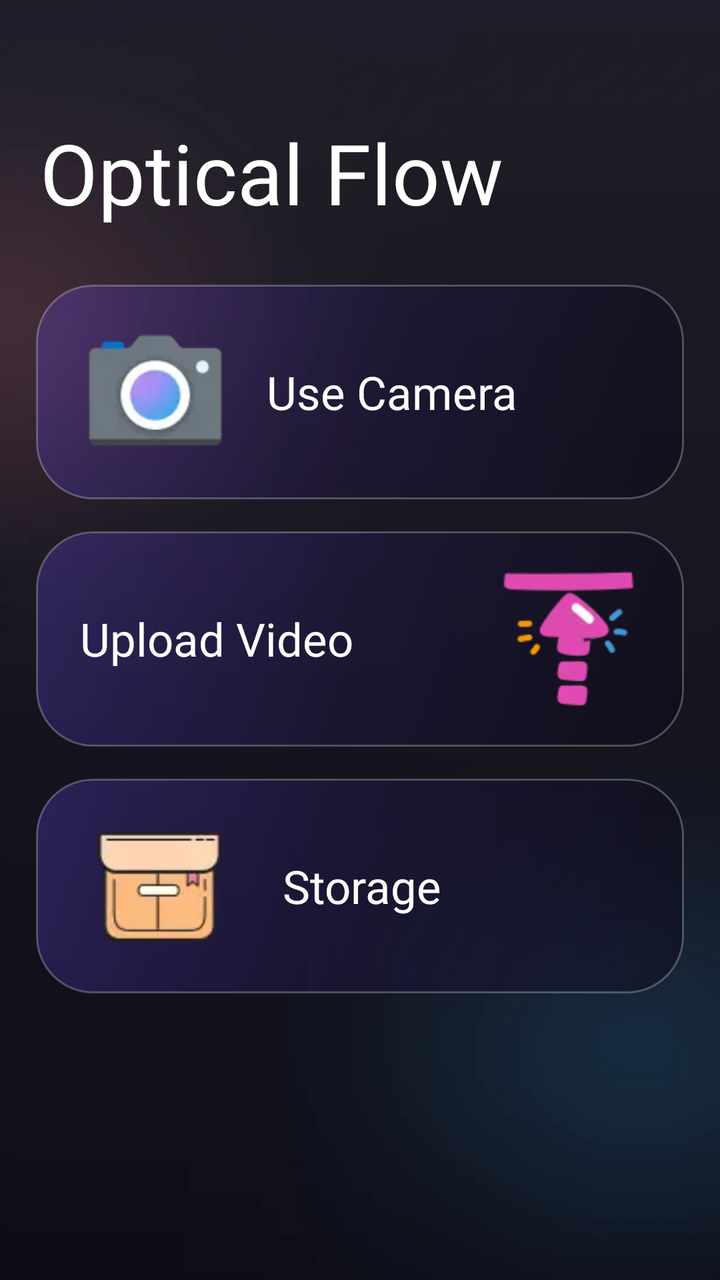
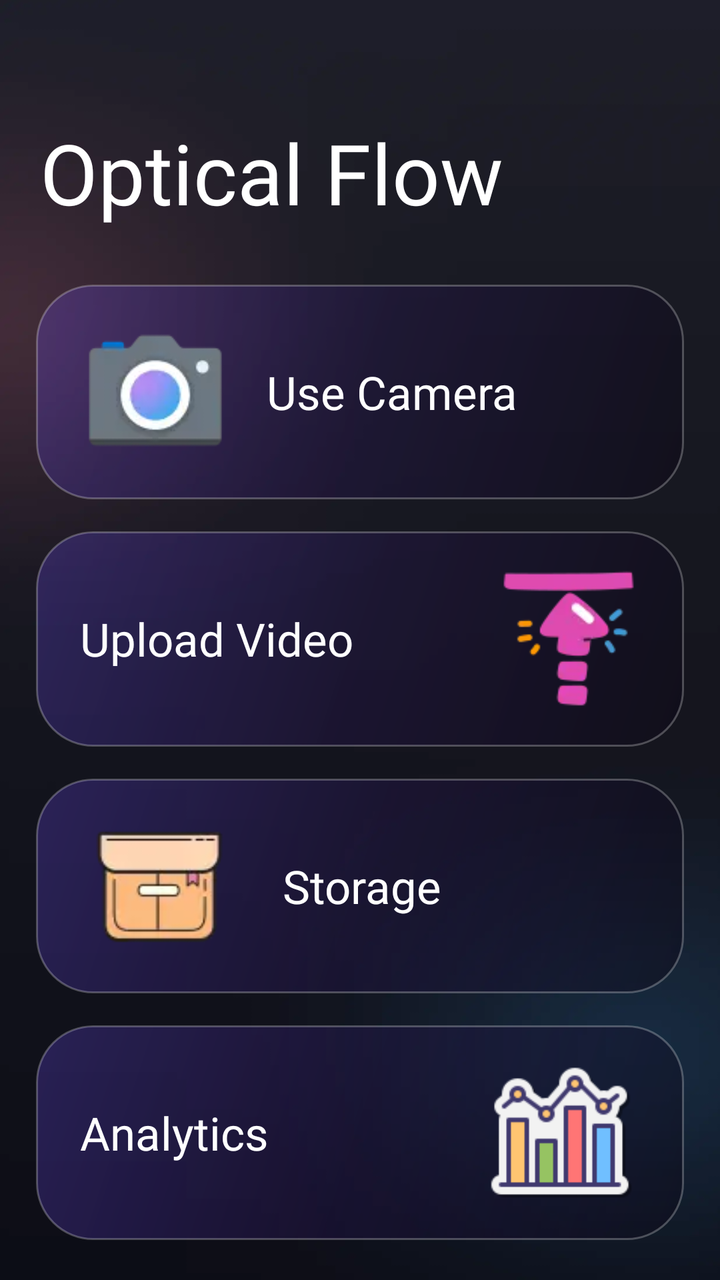

Screens rendered from an Android XML layout before and after an edit, with the pre-edit source and the edit as a unified diff.
<!-- AndroidManifest.xml: application theme Theme.BaseProject -->
<!-- res/layout/fragment_home_optical_flow.xml -->
<?xml version="1.0" encoding="utf-8"?>
<androidx.constraintlayout.widget.ConstraintLayout xmlns:android="http://schemas.android.com/apk/res/android"
    xmlns:app="http://schemas.android.com/apk/res-auto"
    android:layout_width="match_parent"
    android:layout_height="match_parent"
    android:background="@drawable/bg_main">

    <TextView
        android:id="@+id/imgTitle"
        android:layout_width="0dp"
        android:layout_height="wrap_content"
        android:layout_marginHorizontal="20dp"
        android:layout_marginTop="58dp"
        android:fontFamily="@font/inter_black"
        android:gravity="start"
        android:text="Optical Flow"
        android:textColor="@color/white"
        android:textSize="42sp"
        app:layout_constraintEnd_toEndOf="parent"
        app:layout_constraintHorizontal_bias="0"
        app:layout_constraintStart_toStartOf="parent"
        app:layout_constraintTop_toTopOf="parent" />

    <ImageView
        android:id="@+id/btnFunc1"
        android:layout_width="0dp"
        android:layout_height="0dp"
        android:layout_marginHorizontal="18dp"
        android:layout_marginTop="28dp"
        android:background="@drawable/bg_home_action_card"
        android:clickable="true"
        android:contentDescription="@null"
        android:focusable="true"
        android:scaleType="fitCenter"
        app:layout_constraintDimensionRatio="760:252"
        app:layout_constraintEnd_toEndOf="parent"
        app:layout_constraintStart_toStartOf="parent"
        app:layout_constraintTop_toBottomOf="@id/imgTitle" />

    <ImageView
        android:id="@+id/ivCamera"
        android:layout_width="0dp"
        android:layout_height="0dp"
        android:layout_marginStart="22dp"
        android:layout_marginVertical="16dp"
        android:contentDescription="@null"
        android:scaleType="fitCenter"
        android:src="@drawable/ic_camera"
        app:layout_constraintBottom_toBottomOf="@id/btnFunc1"
        app:layout_constraintDimensionRatio="1"
        app:layout_constraintStart_toStartOf="@id/btnFunc1"
        app:layout_constraintTop_toTopOf="@id/btnFunc1" />

    <TextView
        android:id="@+id/tvUseCamera"
        android:layout_width="0dp"
        android:layout_height="wrap_content"
        android:layout_marginStart="18dp"
        android:layout_marginEnd="20dp"
        android:ellipsize="end"
        android:fontFamily="@font/inter_black"
        android:maxLines="1"
        android:text="Use Camera"
        android:textColor="@color/white"
        android:textSize="23sp"
        app:layout_constraintBottom_toBottomOf="@id/btnFunc1"
        app:layout_constraintEnd_toEndOf="@id/btnFunc1"
        app:layout_constraintStart_toEndOf="@id/ivCamera"
        app:layout_constraintTop_toTopOf="@id/btnFunc1" />

    <ImageView
        android:id="@+id/btnFunc2"
        android:layout_width="0dp"
        android:layout_height="0dp"
        android:layout_marginHorizontal="18dp"
        android:layout_marginTop="16dp"
        android:background="@drawable/bg_home_action_card"
        android:clickable="true"
        android:contentDescription="@null"
        android:focusable="true"
        android:scaleType="fitCenter"
        app:layout_constraintDimensionRatio="760:252"
        app:layout_constraintEnd_toEndOf="parent"
        app:layout_constraintStart_toStartOf="parent"
        app:layout_constraintTop_toBottomOf="@id/btnFunc1" />

    <ImageView
        android:id="@+id/ivUpload"
        android:layout_width="0dp"
        android:layout_height="0dp"
        android:layout_marginEnd="20dp"
        android:layout_marginVertical="16dp"
        android:contentDescription="@null"
        android:scaleType="fitCenter"
        android:src="@drawable/ic_upload"
        app:layout_constraintBottom_toBottomOf="@id/btnFunc2"
        app:layout_constraintDimensionRatio="1"
        app:layout_constraintEnd_toEndOf="@id/btnFunc2"
        app:layout_constraintTop_toTopOf="@id/btnFunc2" />

    <TextView
        android:id="@+id/tvUpload"
        android:layout_width="0dp"
        android:layout_height="wrap_content"
        android:layout_marginStart="22dp"
        android:layout_marginEnd="18dp"
        android:ellipsize="end"
        android:fontFamily="@font/inter_black"
        android:maxLines="1"
        android:text="Upload Video"
        android:textColor="@color/white"
        android:textSize="23sp"
        app:layout_constraintBottom_toBottomOf="@id/btnFunc2"
        app:layout_constraintEnd_toStartOf="@id/ivUpload"
        app:layout_constraintStart_toStartOf="@id/btnFunc2"
        app:layout_constraintTop_toTopOf="@id/btnFunc2" />

    <ImageView
        android:id="@+id/btnFunc3"
        android:layout_width="0dp"
        android:layout_height="0dp"
        android:layout_marginHorizontal="18dp"
        android:layout_marginTop="16dp"
        android:background="@drawable/bg_home_action_card"
        android:clickable="true"
        android:contentDescription="@null"
        android:focusable="true"
        android:scaleType="fitCenter"
        app:layout_constraintDimensionRatio="760:252"
        app:layout_constraintEnd_toEndOf="parent"
        app:layout_constraintStart_toStartOf="parent"
        app:layout_constraintTop_toBottomOf="@id/btnFunc2" />

    <ImageView
        android:id="@+id/ivStorage"
        android:layout_width="0dp"
        android:layout_height="0dp"
        android:layout_marginStart="18dp"
        android:layout_marginVertical="10dp"
        android:contentDescription="@null"
        android:scaleType="centerCrop"
        android:src="@drawable/ic_storage"
        app:layout_constraintBottom_toBottomOf="@id/btnFunc3"
        app:layout_constraintDimensionRatio="1"
        app:layout_constraintStart_toStartOf="@id/btnFunc3"
        app:layout_constraintTop_toTopOf="@id/btnFunc3" />

    <TextView
        android:id="@+id/tvStorage"
        android:layout_width="0dp"
        android:layout_height="wrap_content"
        android:layout_marginStart="18dp"
        android:layout_marginEnd="20dp"
        android:ellipsize="end"
        android:fontFamily="@font/inter_black"
        android:maxLines="1"
        android:text="Storage"
        android:textColor="@color/white"
        android:textSize="23sp"
        app:layout_constraintBottom_toBottomOf="@id/btnFunc3"
        app:layout_constraintEnd_toEndOf="@id/btnFunc3"
        app:layout_constraintStart_toEndOf="@id/ivStorage"
        app:layout_constraintTop_toTopOf="@id/btnFunc3" />

</androidx.constraintlayout.widget.ConstraintLayout>
<!-- resources referenced by this layout -->
<resources>
  <color name="white">#FFFFFFFF</color>
  <!-- drawable bg_home_action_card (drawable) -->
  <?xml version="1.0" encoding="utf-8"?>
  <ripple xmlns:android="http://schemas.android.com/apk/res/android"
      android:color="#38FFFFFF">
      <item>
          <shape android:shape="rectangle">
              <gradient
                  android:angle="315"
                  android:centerColor="#55261354"
                  android:endColor="#6E090513"
                  android:startColor="#426F4DFF" />
              <corners android:radius="28dp" />
              <stroke
                  android:width="1dp"
                  android:color="#40FFFFFF" />
          </shape>
      </item>
  </ripple>
  <!-- drawable bg_main: webp bitmap (drawable, 88712 bytes) -->
  <!-- drawable ic_camera: webp bitmap (drawable, 988 bytes) -->
  <!-- drawable ic_storage: webp bitmap (drawable, 1032 bytes) -->
  <!-- drawable ic_upload: webp bitmap (drawable, 1786 bytes) -->
  <style name="Theme.BaseProject" parent="Base.Theme.BaseProject" />
  <style name="Base.Theme.BaseProject" parent="Theme.MaterialComponents.Light.NoActionBar">
          
          <item name="colorPrimary">@color/purple_500</item>
          <item name="colorPrimaryVariant">@color/purple_700</item>
          <item name="colorOnPrimary">@color/white</item>
          
          <item name="colorSecondary">@color/teal_200</item>
          <item name="colorSecondaryVariant">@color/teal_700</item>
          <item name="colorOnSecondary">@color/black</item>
          
          <item name="android:statusBarColor">?attr/colorPrimaryVariant</item>
          
          
          <item name="android:colorControlHighlight">@color/ripple_color_main</item>
      </style>
  <color name="purple_500">#FF6200EE</color>
  <color name="purple_700">#FF3700B3</color>
  <color name="teal_200">#FF03DAC5</color>
  <color name="teal_700">#FF018786</color>
  <color name="black">#FF000000</color>
  <color name="ripple_color_main">#2DE14EFE</color>
</resources>

<!-- the commit's change to res/layout/fragment_home_optical_flow.xml (unified diff, before → after) -->
@@ -162,4 +162,52 @@
         app:layout_constraintStart_toEndOf="@id/ivStorage"
         app:layout_constraintTop_toTopOf="@id/btnFunc3" />
 
+    <ImageView
+        android:id="@+id/btnFunc4"
+        android:layout_width="0dp"
+        android:layout_height="0dp"
+        android:layout_marginHorizontal="18dp"
+        android:layout_marginTop="16dp"
+        android:background="@drawable/bg_home_action_card"
+        android:clickable="true"
+        android:contentDescription="@null"
+        android:focusable="true"
+        android:scaleType="fitCenter"
+        app:layout_constraintDimensionRatio="760:252"
+        app:layout_constraintEnd_toEndOf="parent"
+        app:layout_constraintStart_toStartOf="parent"
+        app:layout_constraintTop_toBottomOf="@id/btnFunc3" />
+
+    <ImageView
+        android:id="@+id/ivAnalytics"
+        android:layout_width="0dp"
+        android:layout_height="0dp"
+        android:layout_marginEnd="18dp"
+        android:padding="6dp"
+        android:layout_marginVertical="10dp"
+        android:contentDescription="@null"
+        android:scaleType="centerCrop"
+        android:src="@drawable/ic_analytics"
+        app:layout_constraintBottom_toBottomOf="@id/btnFunc4"
+        app:layout_constraintDimensionRatio="1"
+        app:layout_constraintEnd_toEndOf="@id/btnFunc4"
+        app:layout_constraintTop_toTopOf="@id/btnFunc4" />
+
+    <TextView
+        android:id="@+id/tvAnalytics"
+        android:layout_width="0dp"
+        android:layout_height="wrap_content"
+        android:layout_marginStart="22dp"
+        android:layout_marginEnd="18dp"
+        android:ellipsize="end"
+        android:fontFamily="@font/inter_black"
+        android:maxLines="1"
+        android:text="Analytics"
+        android:textColor="@color/white"
+        android:textSize="23sp"
+        app:layout_constraintBottom_toBottomOf="@id/btnFunc4"
+        app:layout_constraintStart_toStartOf="@id/btnFunc4"
+        app:layout_constraintEnd_toStartOf="@id/ivAnalytics"
+        app:layout_constraintTop_toTopOf="@id/btnFunc4" />
+
 </androidx.constraintlayout.widget.ConstraintLayout>
<!-- resource entries referenced after the edit -->
@@ -20,6 +20,7 @@
       </item>
   </ripple>
   <!-- drawable bg_main: webp bitmap (drawable, 88712 bytes) -->
+  <!-- drawable ic_analytics: png bitmap (drawable, 3175 bytes) -->
   <!-- drawable ic_camera: webp bitmap (drawable, 988 bytes) -->
   <!-- drawable ic_storage: webp bitmap (drawable, 1032 bytes) -->
   <!-- drawable ic_upload: webp bitmap (drawable, 1786 bytes) -->
